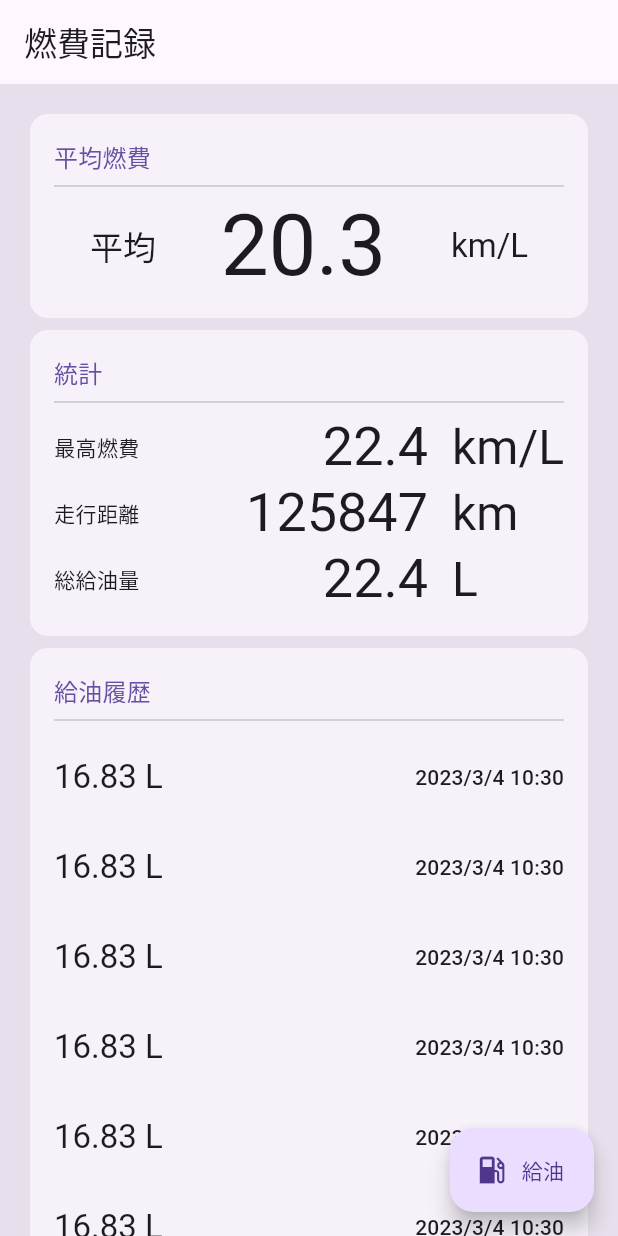
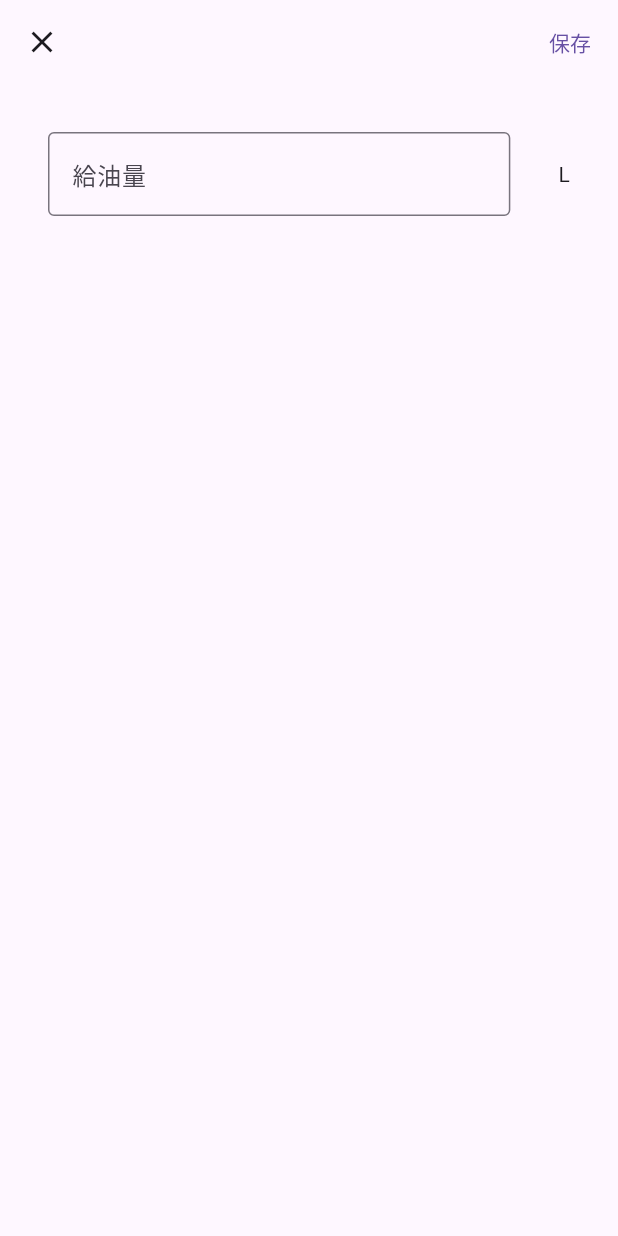
Before and after one commit to kiloooooooo/fuel_efficiency_record, a Flutter app: the screen it shows after launch, after a tap on "給油", on a phone screen of 412 x 824 dp. Run offline on Flutter 3.47's test engine with Material 2 defaults, Android fonts, the phone set to English and light mode, and no system bars.

Commit message:
新給油履歴ダイアログ

```diff
--- a/lib/components/average_fuel_efficiency.dart
+++ b/lib/components/average_fuel_efficiency.dart
@@ -30,17 +30,28 @@ class AverageFuelEfficiency extends StatelessWidget {
               Padding(
                 padding: const EdgeInsets.symmetric(horizontal: 24.0),
                 child: Row(
-                  mainAxisAlignment: MainAxisAlignment.spaceBetween,
+                  mainAxisSize: MainAxisSize.max,
                   children: [
-                    Text(
-                      '平均',
-                      style: Theme.of(context).textTheme.titleLarge,
+                    Expanded(
+                      flex: 1,
+                      child: Text(
+                        '平均',
+                        style: Theme.of(context).textTheme.titleLarge,
+                      ),
                     ),
-                    Text('$fuelEfficiency',
-                        style: Theme.of(context).textTheme.displayLarge),
-                    Text(
-                      'km/L',
-                      style: Theme.of(context).textTheme.titleLarge,
+                    Expanded(
+                      flex: 0,
+                      child: Text('$fuelEfficiency',
+                          style: Theme.of(context).textTheme.displayLarge
+                      ),
+                    ),
+                    Expanded(
+                      flex: 1,
+                      child: Text(
+                        'km/L',
+                        textAlign: TextAlign.end,
+                        style: Theme.of(context).textTheme.titleLarge,
+                      ),
                     ),
                   ],
                 ),
--- /dev/null
+++ b/lib/components/new_refuel_entry_dialog.dart
@@ -0,0 +1,58 @@
+import 'package:flutter/material.dart';
+
+class NewRefuelEntryDialog extends StatelessWidget {
+  const NewRefuelEntryDialog({super.key});
+
+  Widget _buildField(BuildContext context, String label, String unit, ValueChanged<String> onChanged) {
+    return Row(
+      children: [
+        Expanded(
+          flex: 1,
+          child: TextField(
+            decoration: InputDecoration(
+                border: OutlineInputBorder(),
+                labelText: label
+            ),
+          ),
+        ),
+        const SizedBox(
+            width: 32.0
+        ),
+        Text(unit),
+      ],
+    );
+  }
+
+  @override
+  Widget build(BuildContext context) {
+    return Scaffold(
+      appBar: AppBar(
+        leading: IconButton(
+          icon: const Icon(Icons.close),
+          onPressed: () {
+            Navigator.pop(context);
+          },
+        ),
+        // title: const Text('新しい給油履歴'),
+        actions: [
+          TextButton(
+            child: const Text('保存'),
+            onPressed: () {
+              Navigator.pop(context);
+            },
+          )
+        ],
+      ),
+      body: Padding(
+        padding: const EdgeInsets.all(32.0),
+        child: Column(
+          children: [
+            _buildField(context, '給油量', 'L', (value) {
+
+            }),
+          ],
+        ),
+      ),
+    );
+  }
+}
--- a/lib/components/refuel_history.dart
+++ b/lib/components/refuel_history.dart
@@ -39,6 +39,14 @@ class RefuelHistory extends StatelessWidget {
                           '${entry.amount} L',
                           style: Theme.of(context).textTheme.titleLarge,
                         ),
+                        // Text(
+                        //   '${0 < entry.key ? entry.value.odometer - refuelEntries[entry.key-1].odometer : '---'}km',
+                        //   style: Theme.of(context).textTheme.titleLarge,
+                        // ),
+                        Text(
+                          '${entry.price} 円',
+                          style: Theme.of(context).textTheme.titleLarge,
+                        ),
                         Text(
                           _showDateTime(entry.dateTime),
                           style: Theme.of(context).textTheme.titleSmall,
@@ -47,6 +55,14 @@ class RefuelHistory extends StatelessWidget {
                     ),
                   ),
                 ),
+                // ...refuelEntries.asMap().entries.map((entry) =>
+                //     ListTile(
+                //       // contentPadding: EdgeInsets.symmetric(vertical: 16),
+                //       title: Text('${entry.value.amount} L'),
+                //       subtitle: Text('100 km'),
+                //       trailing: Text(_showDateTime(entry.value.dateTime)),
+                //     )
+                // ),
               ],
             )
         ),
--- a/lib/models/refuel_entry.dart
+++ b/lib/models/refuel_entry.dart
@@ -3,9 +3,20 @@ class RefuelEntry {
     required this.dateTime,
     required this.amount,
     required this.unitPrice,
+    required this.odometer,
+    required this.price,
   });
+
+  RefuelEntry.defaultPrice({
+    required this.dateTime,
+    required this.amount,
+    required this.unitPrice,
+    required this.odometer,
+  }) : price = (amount * unitPrice).floor();
 
   final DateTime dateTime;
   final double amount;
   final int unitPrice;
+  final int odometer;
+  final int price;
 }
--- a/lib/pages/dashboard.dart
+++ b/lib/pages/dashboard.dart
@@ -1,8 +1,10 @@
 import 'package:flutter/material.dart';
 import 'package:fuel_efficiency_record/components/average_fuel_efficiency.dart';
+import 'package:fuel_efficiency_record/components/new_refuel_entry_dialog.dart';
 import 'package:fuel_efficiency_record/components/stats.dart';
 import 'package:fuel_efficiency_record/components/refuel_history.dart';
 import 'package:fuel_efficiency_record/models/refuel_entry.dart';
+import 'package:fuel_efficiency_record/routes/slide_fade_in_route.dart';
 
 class Dashboard extends StatelessWidget {
   const Dashboard({super.key});
@@ -12,6 +14,7 @@ class Dashboard extends StatelessWidget {
     return Scaffold(
       appBar: AppBar(
         title: const Text('燃費記録'),
+        backgroundColor: Theme.of(context).colorScheme.surfaceVariant,
       ),
       backgroundColor: Theme.of(context).colorScheme.surfaceVariant,
       body: Padding(
@@ -27,10 +30,11 @@ class Dashboard extends StatelessWidget {
             RefuelHistory(
               refuelEntries: [
                 for (int i = 0; i < 8; i++)
-                  RefuelEntry(
+                  RefuelEntry.defaultPrice(
                     dateTime: DateTime.now(),
                     amount: 16.83,
-                    unitPrice: 148
+                    unitPrice: 148,
+                    odometer: 12000 + 100 * i,
                   ),
               ],
             ),
@@ -44,7 +48,19 @@ class Dashboard extends StatelessWidget {
       floatingActionButton: FloatingActionButton.extended(
         icon: const Icon(Icons.local_gas_station),
         label: const Text('給油'),
-        onPressed: () {},
+        onPressed: () async {
+          // showDialog(
+          //   context: context,
+          //   barrierColor: Theme.of(context).colorScheme.surface,
+          //   builder: (BuildContext context) => const Dialog.fullscreen(
+          //     child: NewRefuelEntryDialog(),
+          //   ),
+          // );
+          await Navigator.of(context).push(SlideFadeInRoute(widget: NewRefuelEntryDialog()));
+          // await Navigator.of(context).push(MaterialPageRoute(
+          //   builder: (context) => const NewRefuelEntryDialog()
+          // ));
+        },
       ),
     );
   }
--- /dev/null
+++ b/lib/routes/slide_fade_in_route.dart
@@ -0,0 +1,62 @@
+import 'package:flutter/material.dart';
+
+class SlideFadeInRoute extends PopupRoute {
+  SlideFadeInRoute({
+    required this.widget,
+  });
+
+  final Widget widget;
+
+  @override
+  Color? get barrierColor => Colors.black54;
+
+  @override
+  bool get barrierDismissible => false;
+
+  @override
+  String? get barrierLabel => null;
+
+  @override
+  Duration get transitionDuration => const Duration(milliseconds: 500);
+
+  @override
+  Widget buildTransitions(BuildContext context, Animation<double> animation,
+      Animation<double> secondaryAnimation, Widget child) {
+    // return ScaleTransition(
+    //   scale: animation.drive(Tween(begin: 0.3, end: 1.0).chain(CurveTween(curve: Curves.easeOut))),
+    //   child: child,
+    // );
+    return SlideTransition(
+      position: animation.drive(
+          Tween<Offset>(begin: const Offset(0.0, 1.0), end: Offset.zero).chain(
+              CurveTween(
+                  curve: Curves.easeOutExpo))),
+      child: FadeTransition(
+        opacity: animation.drive(Tween(begin: 0.3, end: 1.0).chain(CurveTween(
+            curve: Curves.easeOutExpo))),
+        child: child,
+      ),
+    );
+  }
+
+  @override
+  Widget buildPage(BuildContext context, Animation<double> animation,
+      Animation<double> secondaryAnimation) {
+    return widget;
+  }
+}
+
+// class _SpreadTransition extends AnimatedWidget {
+//   const _SpreadTransition({
+//     required this.animation,
+//     required this.child,
+//   }): super(listenable: animation);
+//
+//   final Animation<double> animation;
+//   final Widget child;
+//
+//   @override
+//   Widget build(BuildContext context) {
+//     return
+//   }
+// }
```
